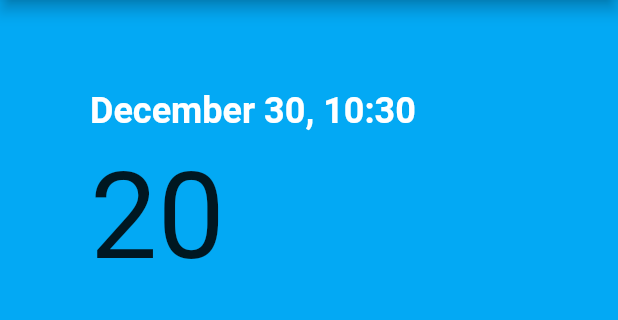
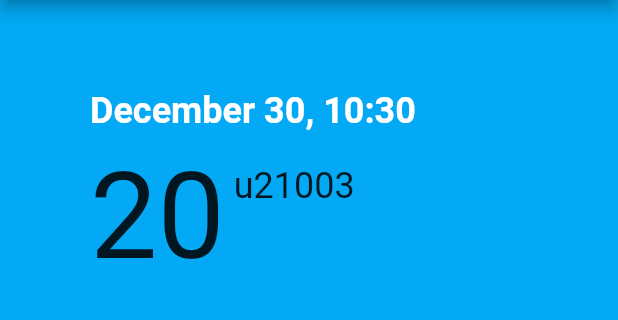
Before and after one commit to ashenmalaka/Flutter_Weather_APP, a Flutter app: the screen it shows after launch, on a phone screen of 412 x 824 dp, the part 84-404 px from its top. Run offline on Flutter 3.47's test engine with Material 2 defaults, Android fonts, the phone set to English and light mode, and no system bars.

Commit message:
Added Celcious symbol

```diff
--- a/weather_app/lib/ui/Weather.dart
+++ b/weather_app/lib/ui/Weather.dart
@@ -27,6 +27,23 @@ class Weather extends StatelessWidget{
             style: TextStyle(
               fontSize: 80.0,
             ),
+          ),
+
+          Expanded(
+            child: Container(
+              padding: EdgeInsets.only(
+                top: 12.0,
+              ),
+              margin: EdgeInsets.only(
+                left: 6.0,
+              ),
+              child: Text(
+                'u\21003',
+                style: TextStyle(
+                  fontSize: 24.0,
+                ),
+              ),
+            ),
           )
         ],
        )
```
